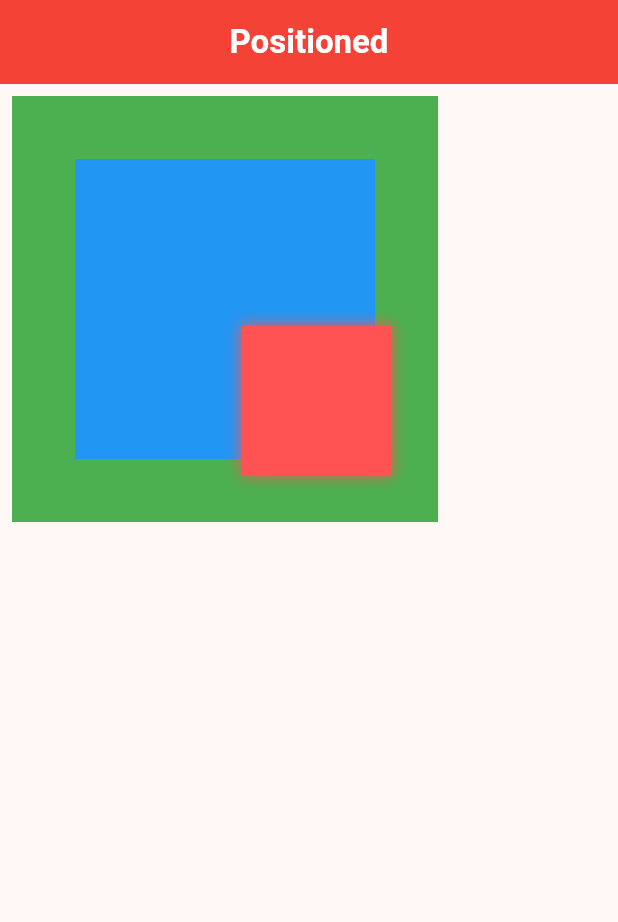
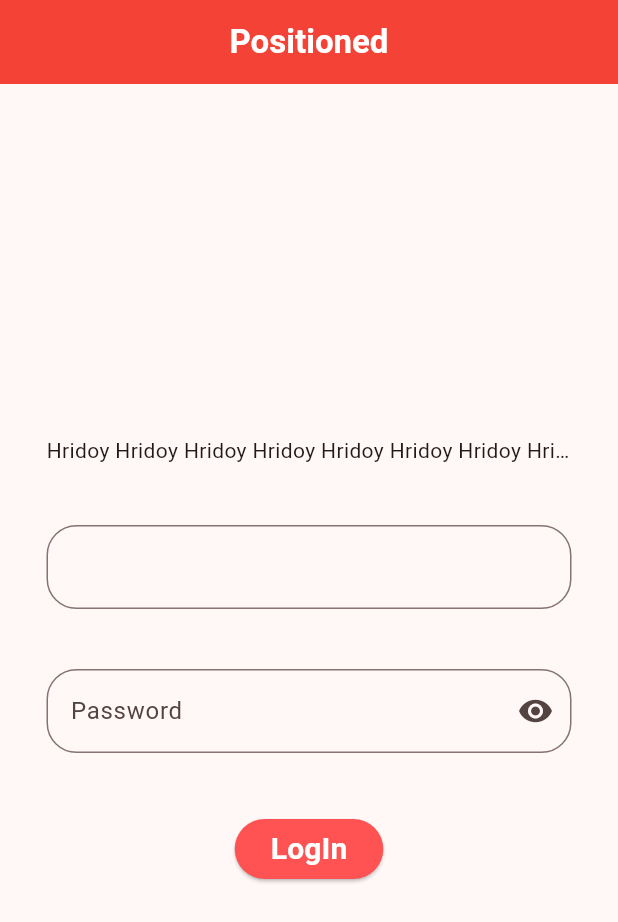
Before and after one commit to rshhridoy/flutter-playground, a Flutter app: the screen it shows after launch, on a phone screen of 412 x 824 dp. Shown: the top 922 px of the screen. Run offline on Flutter 3.47's test engine with Material 3 defaults, Android fonts, the phone set to English and light mode, and no system bars; our stand-ins replace font_awesome_flutter.

Commit message:
ConstrainedBox widget

```diff
--- a/lib/main.dart
+++ b/lib/main.dart
@@ -71,43 +71,57 @@ class _MyHomePageState extends State<MyHomePage> {
             style: TextStyle(color: Colors.white, fontWeight: FontWeight.bold),
           )),
         ),
-        body: SizedBox(
-          height: 300,
-          width: 300,
-          child: Padding(
-            padding: const EdgeInsets.all(8.0),
-            child: Stack(
-              children: [
-                Container(
-                  height: 300,
-                  width: 300,
-                  color: Colors.green,
+        body: Center(
+          child: Column(
+            mainAxisAlignment: MainAxisAlignment.center,
+            children: [
+              ConstrainedBox(
+                constraints: BoxConstraints(maxHeight: 20, maxWidth: 350),
+                child: Text(
+                  "Hridoy Hridoy Hridoy Hridoy Hridoy Hridoy Hridoy Hridoy Hridoy Hridoy Hridoy",
+                  style: TextStyle(overflow: TextOverflow.ellipsis),
                 ),
-                Center(
-                  child: Container(
-                    height: 200,
-                    width: 200,
-                    color: Colors.blue,
+              ),
+              Padding(
+                padding: const EdgeInsets.only(top: 40, bottom: 40),
+                child: ConstrainedBox(
+                  constraints: BoxConstraints(maxWidth: 350),
+                  child: TextField(
+                    decoration: InputDecoration(
+                        border: OutlineInputBorder(
+                            borderRadius: BorderRadius.circular(20))),
                   ),
                 ),
-                Positioned(
-                  right: 31,
-                  bottom: 31,
-                  child: Container(
-                    height: 100,
-                    width: 100,
-                    decoration: BoxDecoration(
-                        color: Colors.redAccent,
-                        boxShadow: [
-                          BoxShadow(
-                              blurRadius: 8,
-                              blurStyle: BlurStyle.outer,
-                              color: Colors.redAccent)
-                        ]),
+              ),
+              Padding(
+                padding: const EdgeInsets.only(bottom: 40),
+                child: ConstrainedBox(
+                  constraints: BoxConstraints(maxWidth: 350),
+                  child: TextField(
+                    decoration: InputDecoration(
+                        hintText: "Password",
+                        suffixIcon: Icon(Icons.remove_red_eye_rounded),
+                        border: OutlineInputBorder(
+                            borderRadius: BorderRadius.circular(20))),
                   ),
-                )
-              ],
-            ),
+                ),
+              ),
+              ConstrainedBox(
+                constraints: BoxConstraints(maxWidth: 500, maxHeight: 200),
+                child: ElevatedButton(
+                    style: ButtonStyle(
+                        backgroundColor:
+                            WidgetStatePropertyAll(Colors.redAccent)),
+                    onPressed: () {},
+                    child: Text(
+                      "LogIn",
+                      style: TextStyle(
+                          color: Colors.white,
+                          fontWeight: FontWeight.bold,
+                          fontSize: 20),
+                    )),
+              )
+            ],
           ),
         ));
   }
```
